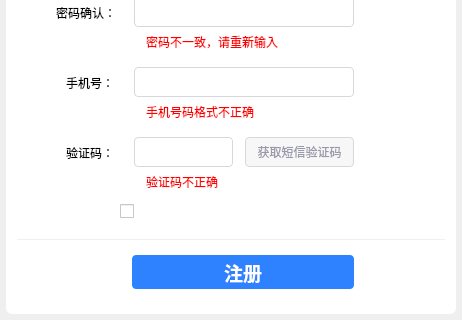
Old version of the form registerdialog.ui in the repository HustGw/CLLLLLLLSAFFFFFEWINN; both pictures show x 0 to 462 and y 230 to 550 of the 462 by 550 pixel window.
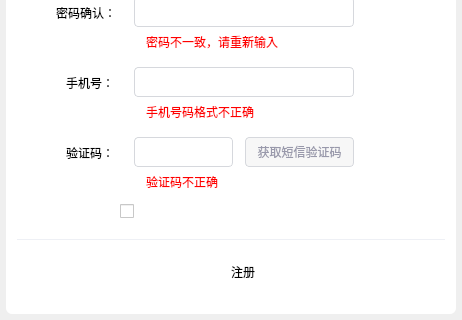
New version of the form. Icons and pictures are not drawn.

```diff
--- a/registerdialog.ui
+++ b/registerdialog.ui
@@ -228,11 +228,7 @@
      </rect>
     </property>
     <property name="styleSheet">
-     <string notr="true">border-radius:4px;
-background-color: rgb(46, 130, 255);
-font-size:14pt;
-font-weight:bold;
-color:white;</string>
+     <string notr="true"/>
     </property>
     <property name="text">
      <string>注册</string>
```
